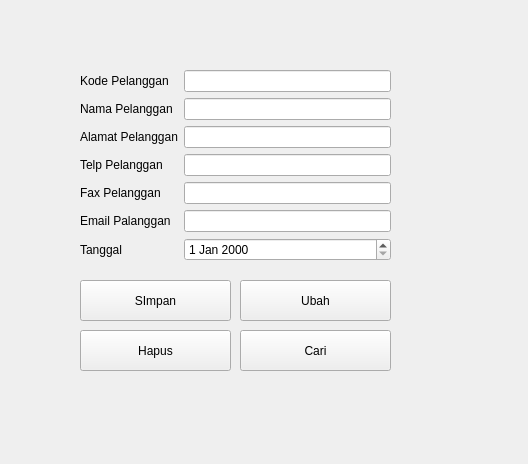
Qt form formpelanggan.ui (fiqrianwar1/SistemInformasiPertanian) before a commit.
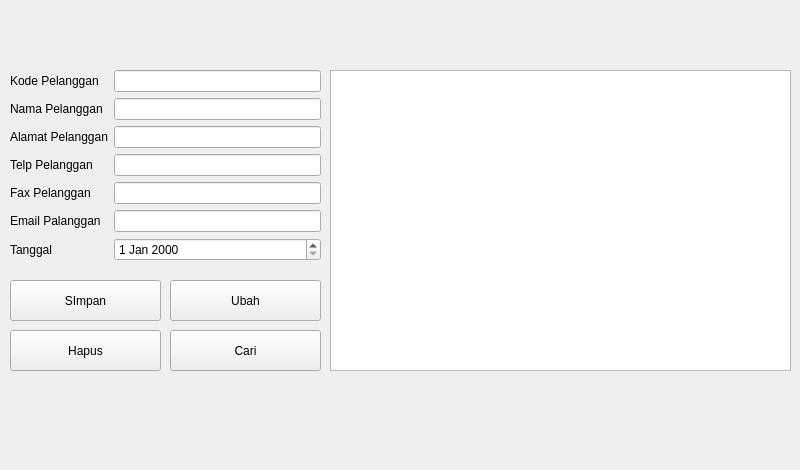
The same form after that commit.

```diff
--- a/formpelanggan.ui
+++ b/formpelanggan.ui
@@ -6,8 +6,8 @@
    <rect>
     <x>0</x>
     <y>0</y>
-    <width>528</width>
-    <height>464</height>
+    <width>800</width>
+    <height>470</height>
    </rect>
   </property>
   <property name="windowTitle">
@@ -16,7 +16,7 @@
   <widget class="QWidget" name="formLayoutWidget">
    <property name="geometry">
     <rect>
-     <x>80</x>
+     <x>10</x>
      <y>70</y>
      <width>311</width>
      <height>201</height>
@@ -98,7 +98,7 @@
   <widget class="QPushButton" name="pushButton_3">
    <property name="geometry">
     <rect>
-     <x>240</x>
+     <x>170</x>
      <y>330</y>
      <width>151</width>
      <height>41</height>
@@ -111,7 +111,7 @@
   <widget class="QPushButton" name="pushButton_4">
    <property name="geometry">
     <rect>
-     <x>80</x>
+     <x>10</x>
      <y>330</y>
      <width>151</width>
      <height>41</height>
@@ -124,7 +124,7 @@
   <widget class="QPushButton" name="pushButton">
    <property name="geometry">
     <rect>
-     <x>80</x>
+     <x>10</x>
      <y>280</y>
      <width>151</width>
      <height>41</height>
@@ -137,7 +137,7 @@
   <widget class="QPushButton" name="pushButton_2">
    <property name="geometry">
     <rect>
-     <x>240</x>
+     <x>170</x>
      <y>280</y>
      <width>151</width>
      <height>41</height>
@@ -147,6 +147,16 @@
     <string>Ubah</string>
    </property>
   </widget>
+  <widget class="QTableView" name="tablePelanggan">
+   <property name="geometry">
+    <rect>
+     <x>330</x>
+     <y>70</y>
+     <width>461</width>
+     <height>301</height>
+    </rect>
+   </property>
+  </widget>
  </widget>
  <resources/>
  <connections/>
```
